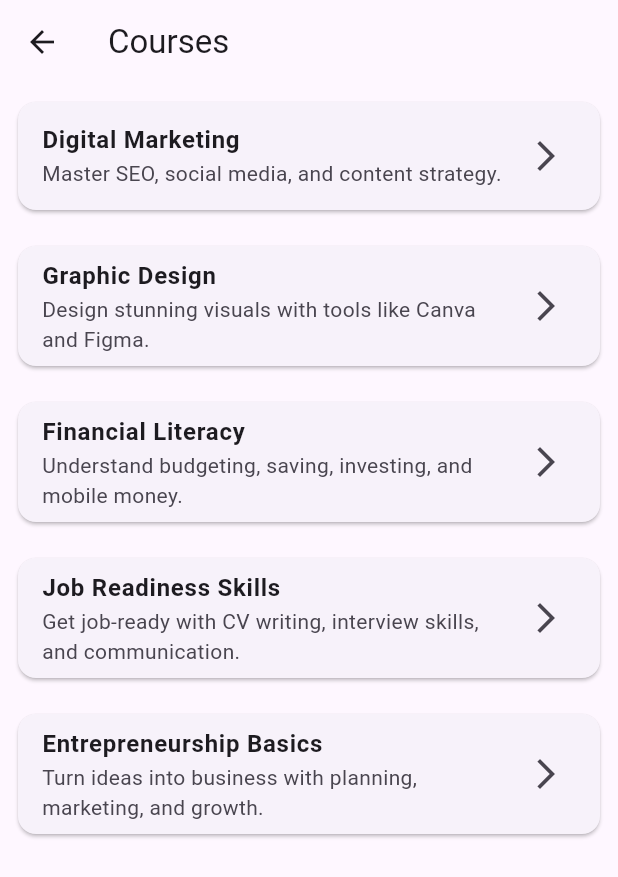
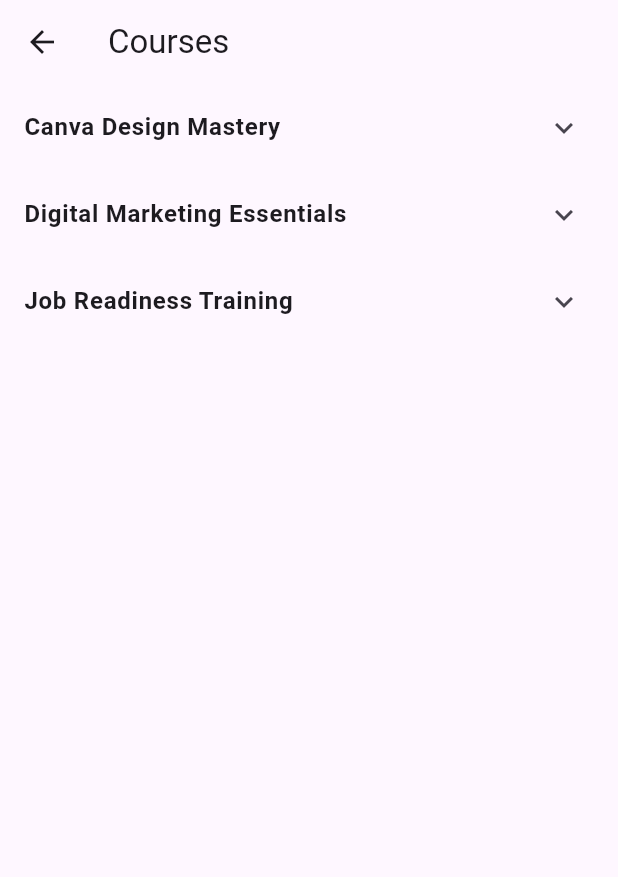
Before and after one commit to Essy20252/skillbox-app, a Flutter app: the CoursesScreen screen opened directly, on a phone screen of 412 x 824 dp. Shown: the top 877 px of the screen. Run offline on Flutter 3.47's test engine with Material 3 defaults, Android fonts, the phone set to English and light mode, and no system bars; our stand-ins replace youtube_player_flutter; missing offline and left inert: dart:html.

Commit message:
Initial commit with working SkillBox Flutter web build

```diff
--- a/lib/models/course.dart
+++ b/lib/models/course.dart
@@ -1,147 +1,7 @@
-class Course {
-  final String title;
-  final String description;
-  final List<Topic> topics;
-
-  Course({required this.title, required this.description, required this.topics});
-}
-
 class Topic {
   final String title;
   final String content;
+  final String videoUrl; // ✅ Add this
 
-  Topic({required this.title, required this.content});
+  Topic({required this.title, required this.content, required this.videoUrl}); // ✅ Add videoUrl here
 }
-
-final List<Course> courses = [
-  Course(
-    title: 'Digital Marketing',
-    description: 'Master SEO, social media, and content strategy.',
-    topics: [
-      Topic(
-        title: 'Introduction to Digital Marketing',
-        content: 'Digital marketing is the promotion of products using digital channels...',
-      ),
-      Topic(
-        title: 'SEO Basics',
-        content: 'SEO stands for Search Engine Optimization. It improves your site visibility...',
-      ),
-      Topic(
-        title: 'Social Media Marketing',
-        content: 'Leverage platforms like Facebook, Instagram, and X to reach your audience...',
-      ),
-      Topic(
-        title: 'Email Marketing',
-        content: 'Build relationships and drive conversions through targeted email campaigns...',
-      ),
-      Topic(
-        title: 'Content Marketing Strategy',
-        content: 'Plan and deliver content that attracts and retains a clearly defined audience...',
-      ),
-    ],
-  ),
-  Course(
-    title: 'Graphic Design',
-    description: 'Design stunning visuals with tools like Canva and Figma.',
-    topics: [
-      Topic(
-        title: 'Color Theory & Psychology',
-        content: 'Color influences perception and emotion—learn how to apply this effectively...',
-      ),
-      Topic(
-        title: 'Typography Principles',
-        content: 'Typography is the art of arranging text in an appealing and readable way...',
-      ),
-      Topic(
-        title: 'Creating Logos & Branding',
-        content: 'Logos build brand identity. Learn how to create simple, memorable logos...',
-      ),
-      Topic(
-        title: 'Canva Essentials',
-        content: 'Canva is a powerful free tool to design posters, presentations, and social media graphics...',
-      ),
-      Topic(
-        title: 'Using Figma for UI Design',
-        content: 'Figma allows collaborative interface design and prototyping for web and mobile apps...',
-      ),
-    ],
-  ),
-  Course(
-    title: 'Financial Literacy',
-    description: 'Understand budgeting, saving, investing, and mobile money.',
-    topics: [
-      Topic(
-        title: 'Budgeting Basics',
-        content: 'A budget helps you plan how to spend your money wisely and avoid debt...',
-      ),
-      Topic(
-        title: 'Mobile Money & M-Pesa',
-        content: 'Learn how to manage, send, and receive money via mobile platforms like M-Pesa...',
-      ),
-      Topic(
-        title: 'Saving Habits',
-        content: 'Saving is the foundation of financial stability. Start with small amounts regularly...',
-      ),
-      Topic(
-        title: 'Investment Options in Kenya',
-        content: 'Explore SACCOs, government bonds, and unit trusts for long-term growth...',
-      ),
-      Topic(
-        title: 'Avoiding Debt Traps',
-        content: 'Understand interest, loan risks, and how to manage borrowing responsibly...',
-      ),
-    ],
-  ),
-  Course(
-    title: 'Job Readiness Skills',
-    description: 'Get job-ready with CV writing, interview skills, and communication.',
-    topics: [
-      Topic(
-        title: 'Writing a Great CV',
-        content: 'Your CV is your personal marketing tool—make it clean, clear, and tailored...',
-      ),
-      Topic(
-        title: 'Interview Preparation',
-        content: 'Research the company, practice answers, and dress appropriately...',
-      ),
-      Topic(
-        title: 'Soft Skills Employers Want',
-        content: 'Teamwork, time management, and adaptability are key to workplace success...',
-      ),
-      Topic(
-        title: 'Online Job Platforms',
-        content: 'Learn to search and apply for jobs using platforms like BrighterMonday...',
-      ),
-      Topic(
-        title: 'Email & Phone Etiquette',
-        content: 'Professional communication can make or break job opportunities...',
-      ),
-    ],
-  ),
-  Course(
-    title: 'Entrepreneurship Basics',
-    description: 'Turn ideas into business with planning, marketing, and growth.',
-    topics: [
-      Topic(
-        title: 'Identifying a Business Idea',
-        content: 'A good business idea solves a problem—start with what you’re passionate about...',
-      ),
-      Topic(
-        title: 'Creating a Business Plan',
-        content: 'A business plan outlines your strategy, market, and financial projections...',
-      ),
-      Topic(
-        title: 'Understanding Your Customer',
-        content: 'Customer research helps you create better products and services...',
-      ),
-      Topic(
-        title: 'Marketing on a Budget',
-        content: 'Use low-cost digital tools and word-of-mouth to promote your brand...',
-      ),
-      Topic(
-        title: 'Managing Money in Business',
-        content: 'Track expenses, reinvest profits, and avoid mixing personal and business funds...',
-      ),
-    ],
-  ),
-];
--- a/lib/screens/courses_screen.dart
+++ b/lib/screens/courses_screen.dart
@@ -1,9 +1,59 @@
 import 'package:flutter/material.dart';
-import '../models/course.dart';
-import 'topics_screen.dart';
+import 'topic_detail_screen.dart'; // ✅ Make sure this file exists
 
 class CoursesScreen extends StatelessWidget {
-  const CoursesScreen({super.key});
+  CoursesScreen({super.key});
+
+  final List<Map<String, dynamic>> courses = [
+    {
+      "title": "Canva Design Mastery",
+      "description": "Learn how to create stunning visuals using Canva.",
+      "topics": [
+        {
+          "title": "Introduction to Canva",
+          "description": "Learn what Canva is, why it's useful, and what you can do with it.",
+          "videoUrl": "https://www.youtube.com/watch?v=6j5AUi2cxvs"
+        },
+        {
+          "title": "Designing a Flyer",
+          "description": "A step-by-step tutorial on how to design a flyer for an event.",
+          "videoUrl": "https://www.youtube.com/watch?v=T3Fy66r8I5c&t=103s"
+        },
+      ]
+    },
+    {
+      "title": "Digital Marketing Essentials",
+      "description": "Master the basics of digital marketing for small businesses.",
+      "topics": [
+        {
+          "title": "What is Digital Marketing?",
+          "description": "Understand the core components of digital marketing.",
+          "videoUrl": "https://www.youtube.com/watch?v=aqJ2IEEIczU"
+        },
+        {
+          "title": "Social Media Strategies",
+          "description": "Learn how to market your business on platforms like Instagram and Facebook.",
+          "videoUrl": "https://www.youtube.com/watch?v=l3_HA0lBPu0"
+        },
+      ]
+    },
+    {
+      "title": "Job Readiness Training",
+      "description": "Get prepared for the job market with these key skills.",
+      "topics": [
+        {
+          "title": "Writing a Winning CV",
+          "description": "Tips on how to write a compelling and professional CV.",
+          "videoUrl": "https://www.youtube.com/watch?v=Y9Pyv-GWbmg&t=540s"
+        },
+        {
+          "title": "How to Prepare for an Interview",
+          "description": "Do's and Don'ts of job interviews to increase your chances.",
+          "videoUrl": "https://www.youtube.com/watch?v=hqtTEpUcMIY"
+        },
+      ]
+    },
+  ]; // ✅ Properly closed
 
   @override
   Widget build(BuildContext context) {
@@ -13,21 +63,31 @@
         itemCount: courses.length,
         itemBuilder: (context, index) {
           final course = courses[index];
-          return Card(
-            margin: const EdgeInsets.all(12),
-            child: ListTile(
-              title: Text(course.title,
-                  style: const TextStyle(fontWeight: FontWeight.bold)),
-              subtitle: Text(course.description),
-              trailing: const Icon(Icons.arrow_forward_ios),
-              onTap: () {
-                Navigator.push(
-                  context,
-                  MaterialPageRoute(
-                      builder: (_) => TopicsScreen(course: course)),
-                );
-              },
+          return ExpansionTile(
+            title: Text(
+              course['title'],
+              style: const TextStyle(fontWeight: FontWeight.bold),
             ),
+            children: (course['topics'] as List)
+                .map<Widget>((topic) {
+                  return ListTile(
+                    title: Text(topic['title']),
+                    subtitle: Text(topic['description']),
+                    onTap: () {
+                      Navigator.push(
+                        context,
+                        MaterialPageRoute(
+                          builder: (context) => TopicDetailScreen(
+                            title: topic['title'],
+                            description: topic['description'],
+                            videoUrl: topic['videoUrl'],
+                          ),
+                        ),
+                      );
+                    },
+                  );
+                })
+                .toList(),
           );
         },
       ),
--- a/pubspec.yaml
+++ b/pubspec.yaml
@@ -7,9 +7,11 @@
 environment:
   sdk: '>=3.4.1 <4.0.0'
 
-ddependencies:
+dependencies:
   flutter:
     sdk: flutter
+  youtube_player_flutter: ^8.1.1
+  universal_platform: ^1.0.0+1
   firebase_core: ^2.30.0
   firebase_auth: ^4.19.0
   cloud_firestore: ^4.17.5
```
Also changed, not shown: lib/screens/home_screen.dart (+2 -17 lines), lib/screens/topic_detail_screen.dart (+76 -9 lines), lib/widgets/course_card.dart (added, +35 -0 lines), pubspec.lock, 3 other files.
